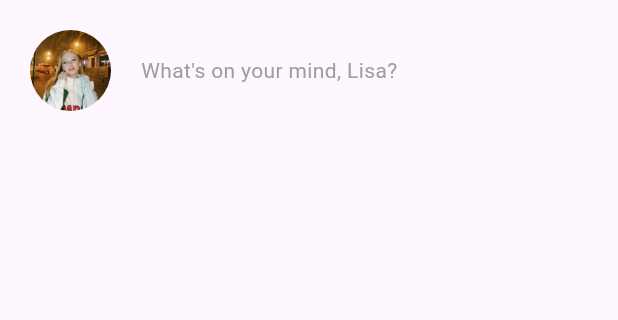
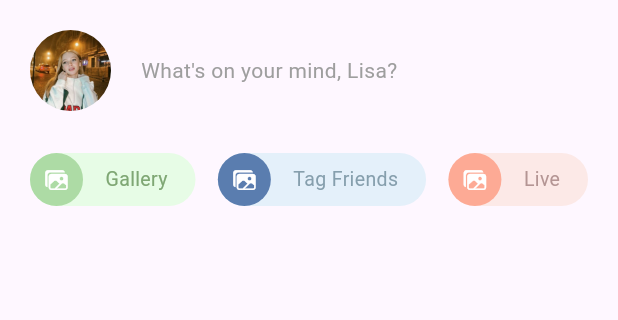
Before and after one commit to teorcl/facebook_clone, a Flutter app: the screen it shows after launch, on a phone screen of 412 x 824 dp, the part 84-404 px from its top. Run offline on Flutter 3.47's test engine with Material 3 defaults, Android fonts, the phone set to English and light mode, and no system bars; our stand-ins replace device_preview, flutter_svg.

Commit message:
feat(widgets)> Se crea quick_button y quick_actions

```diff
--- a/lib/facebook_ui/facebook_ui.dart
+++ b/lib/facebook_ui/facebook_ui.dart
@@ -55,6 +55,8 @@ class FacebookUi extends StatelessWidget {
         padding: const EdgeInsets.all(20),
         children: const [
           WhatIsOnYourMind(),
+          SizedBox(height: 28),
+          QuickActions(),
         ],
       ),
     );
--- /dev/null
+++ b/lib/facebook_ui/widgets/quick_actions.dart
@@ -0,0 +1,42 @@
+import 'package:facebook_clone/icons/custom_icons_icons.dart';
+import 'package:flutter/material.dart';
+
+import 'widgets.dart';
+
+class QuickActions extends StatelessWidget {
+  const QuickActions({super.key});
+
+  @override
+  Widget build(BuildContext context) {
+    return const FittedBox(
+      fit: BoxFit.scaleDown,
+      child: Row(
+        children: [
+          QuickButton(
+            text: 'Gallery',
+            backgroundColorCircleButton: Color(0xffADDBA5),
+            iconCircleButton: CustomIcons.photos,
+            quickButtonTextColor: Color(0xff7FA774),
+            backgroundColorQuickButton: Color(0xffE7FCE6),
+          ),
+          SizedBox(width: 16),
+          QuickButton(
+            text: 'Tag Friends',
+            backgroundColorCircleButton: Color(0xff5A7DAF),
+            iconCircleButton: CustomIcons.user_friends,
+            quickButtonTextColor: Color(0xff869FAD),
+            backgroundColorQuickButton: Color(0xffE4F0FA),
+          ),
+          SizedBox(width: 16),
+          QuickButton(
+            text: 'Live',
+            backgroundColorCircleButton: Color(0xffFDAA95),
+            iconCircleButton: Icons.photo,
+            quickButtonTextColor: Color(0xffB49594),
+            backgroundColorQuickButton: Color(0xffFCE9E7),
+          ),
+        ],
+      ),
+    );
+  }
+}
--- /dev/null
+++ b/lib/facebook_ui/widgets/quick_button.dart
@@ -0,0 +1,48 @@
+import 'package:flutter/material.dart';
+
+import '../../icons/custom_icons_icons.dart';
+import 'circle_button.dart';
+
+class QuickButton extends StatelessWidget {
+  final Color backgroundColorCircleButton;
+  final IconData iconCircleButton;
+  final Color quickButtonTextColor;
+  final Color backgroundColorQuickButton;
+  final String text;
+
+  const QuickButton({
+    super.key,
+    required this.backgroundColorCircleButton,
+    required this.iconCircleButton,
+    required this.quickButtonTextColor,
+    required this.backgroundColorQuickButton,
+    required this.text,
+  });
+
+  @override
+  Widget build(BuildContext context) {
+    return Container(
+      padding: const EdgeInsets.only(right: 20),
+      decoration: BoxDecoration(
+        color: backgroundColorQuickButton,
+        borderRadius: BorderRadius.circular(20),
+      ),
+      child: Row(
+        mainAxisSize: MainAxisSize.min,
+        children: [
+          CircleButton(
+            color: backgroundColorCircleButton,
+            icon: CustomIcons.photos,
+          ),
+          const SizedBox(width: 16),
+          Text(
+            text,
+            style: TextStyle(
+              color: quickButtonTextColor,
+            ),
+          ),
+        ],
+      ),
+    );
+  }
+}
--- a/lib/facebook_ui/widgets/widgets.dart
+++ b/lib/facebook_ui/widgets/widgets.dart
@@ -1,3 +1,5 @@
 export 'circle_button.dart';
 export 'avatar.dart';
 export 'what_is_on_your_mind.dart';
+export 'quick_actions.dart';
+export 'quick_button.dart';
--- a/lib/main.dart
+++ b/lib/main.dart
@@ -1,8 +1,17 @@
+import 'package:device_preview/device_preview.dart';
 import 'package:facebook_clone/routes/routes.dart';
+import 'package:flutter/foundation.dart';
 import 'package:flutter/material.dart';
 
 void main() {
-  runApp(const MyApp());
+  runApp(
+    DevicePreview(
+      enabled: !kReleaseMode,
+      //enabled: false,
+      //builder: (context) => const MyApp(),
+      builder: (_) => const MyApp(),
+    ),
+  );
 }
 
 class MyApp extends StatelessWidget {
@@ -11,6 +20,9 @@ class MyApp extends StatelessWidget {
   @override
   Widget build(BuildContext context) {
     return MaterialApp(
+      useInheritedMediaQuery: true,
+      locale: DevicePreview.locale(context),
+      builder: DevicePreview.appBuilder,
       debugShowCheckedModeBanner: false,
       routes: appRoutes,
       initialRoute: '/',
```
Also changed, not shown: pubspec.yaml (+1 -6 lines), pubspec.lock, 3 other files.
